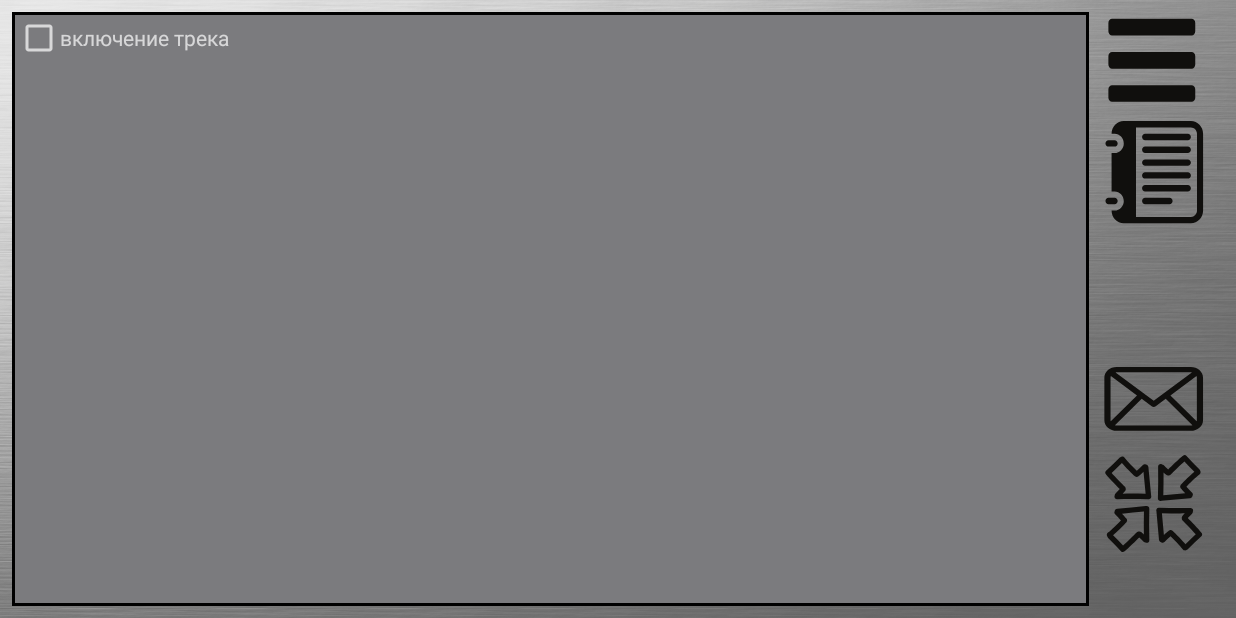
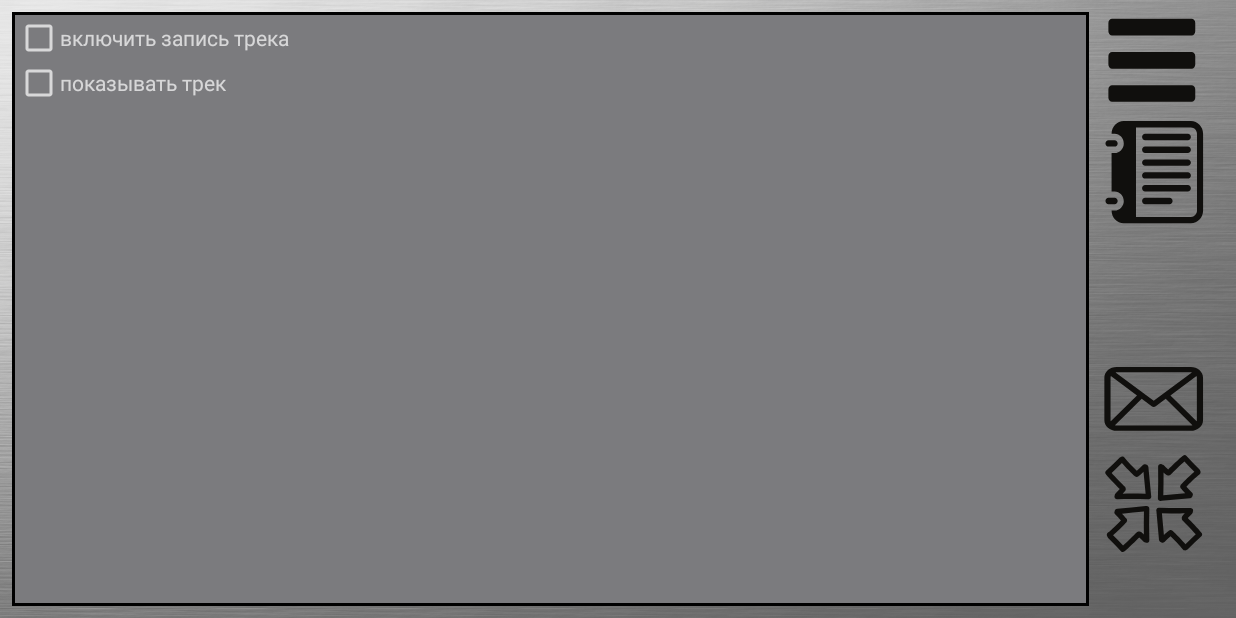
Before and after one commit to pingvn/PDA, an Android app: the screen it shows after launch (MainActivity), after a tap on an icon or button, on a phone screen of 824 x 412 dp (held sideways). Run offline under Robolectric (Android 15) with nearby library versions, the phone set to English and light mode, and no system bars; libraries missing offline, so code that uses them is left out: io.realm, org.osmdroid.api, org.osmdroid.tileprovider, org.osmdroid.util, org.osmdroid.views; 18 statements that could not run were skipped.

Commit message:
комен

```diff
--- a/app/src/main/java/ru/ping/pda/Fragments/MapFragment.kt
+++ b/app/src/main/java/ru/ping/pda/Fragments/MapFragment.kt
@@ -34,8 +34,6 @@ var fistrun: Boolean = true
 
 class MapFragment : Fragment() {
 
-    //var track:GPS_Data_Track = GPS_Data_Track("",0.0,0.0)
-    // это сгенерированный код
     private var param_track: Boolean? = null
     private var param2: String? = null
     private var listener: MapFragment.OnFragmentInteractionListener? = null
--- a/app/src/main/java/ru/ping/pda/Fragments/SettingsFragment.kt
+++ b/app/src/main/java/ru/ping/pda/Fragments/SettingsFragment.kt
@@ -1,31 +1,24 @@
 package ru.ping.pda.Fragments
 
 import android.content.Context
-import android.net.Uri
 import android.os.Bundle
 import androidx.fragment.app.Fragment
 import android.view.LayoutInflater
 import android.view.View
 import android.view.ViewGroup
-import android.widget.TextView
+import android.widget.CheckBox
+import ru.ping.pda.R
 
-import ru.ping.pda.R
-import ru.ping.pda.Utils.UserID
-
-private const val ARG_PARAM1 = "param1"
-private const val ARG_PARAM2 = "param2"
 
 class SettingsFragment : Fragment() {
-    private var param1: String? = null
-    private var param2: String? = null
-    private var listener: OnFragmentInteractionListener? = null
+    private var listener: OnFragmentSettingsListener? = null
+    var chexBoxTreck: CheckBox? = null
+    var checkBoxLine: CheckBox? = null
+
 
     override fun onCreate(savedInstanceState: Bundle?) {
         super.onCreate(savedInstanceState)
-        arguments?.let {
-            param1 = it.getString(ARG_PARAM1)
-            param2 = it.getString(ARG_PARAM2)
-        }
+
     }
 
     override fun onCreateView(
@@ -33,17 +26,18 @@ class SettingsFragment : Fragment() {
         savedInstanceState: Bundle?
     ): View? {
         val mView = inflater.inflate(R.layout.fragment_settings, container, false)
-        //------------------------------------------------------------------------------------------
+        initElement(mView)
+        return mView
+    }
 
-        //  val imaiText = mView.findViewById<TextView>(R.id.id_text_imei)
-        //var userid:UserID = UserID()
-       // imaiText.text=userid.generateUSserID(mView.context)
-        return mView
+    fun initElement(view: View) {
+        checkBoxLine = view.findViewById(R.id.id_Settings_check_line)
+        chexBoxTreck = view.findViewById(R.id.id_Settings_check_track)
     }
 
     override fun onAttach(context: Context) {
         super.onAttach(context)
-        if (context is OnFragmentInteractionListener) {
+        if (context is OnFragmentSettingsListener) {
             listener = context
         } else {
             throw RuntimeException(context.toString() + " must implement OnFragmentInteractionListener")
@@ -56,19 +50,9 @@ class SettingsFragment : Fragment() {
     }
 
 
-    interface OnFragmentInteractionListener {
+    interface OnFragmentSettingsListener {
         // TODO: Update argument type and name
-        fun onFragmentInteraction(uri: Uri)
+        fun onFragmentSettings(id:Int, value:Boolean)
     }
 
-    companion object {
-        @JvmStatic
-        fun newInstance(param1: String, param2: String) =
-            SettingsFragment().apply {
-                arguments = Bundle().apply {
-                    putString(ARG_PARAM1, param1)
-                    putString(ARG_PARAM2, param2)
-                }
-            }
-    }
 }
--- a/app/src/main/java/ru/ping/pda/MainActivity.kt
+++ b/app/src/main/java/ru/ping/pda/MainActivity.kt
@@ -8,53 +8,67 @@ import android.preference.PreferenceManager
 import android.view.View
 import android.view.WindowManager
 import android.widget.Button
+import io.realm.Realm
 import ru.ping.pda.Fragments.MapFragment
 import ru.ping.pda.Fragments.SettingsFragment
-class MainActivity : AppCompatActivity(), MapFragment.OnFragmentInteractionListener, SettingsFragment.OnFragmentInteractionListener,
+
+class MainActivity : AppCompatActivity(), MapFragment.OnFragmentInteractionListener, SettingsFragment.OnFragmentSettingsListener,
     View.OnClickListener {
 
+    //кнопки----------------------------------------------------------------------------------------
     lateinit var menu_Button: Button
     lateinit var record_Button: Button
     lateinit var mail_Button: Button
     lateinit var position_Button: Button
-
+    //----------------------------------------------------------------------------------------------
+    //виды запуска фрагмента------------------------------------------------------------------------
     val FRAGMENT_MAP_NEW = "mew"
     val FRAGMENT_MAP_REFRESH = "refresh"
+    //----------------------------------------------------------------------------------------------
+    override fun onFragmentInteraction(uri: Uri) {
+    }
 
-
-    override fun onFragmentInteraction(uri: Uri) {
-        TODO("not implemented") //To change body of created functions use File | Settings | File Templates.
+    override fun onFragmentSettings(id: Int, value: Boolean){
     }
+    //----------------------------------------------------------------------------------------------
 
     override fun onCreate(savedInstanceState: Bundle?) {
         super.onCreate(savedInstanceState)
+        //установка в полноэкранный режим---------------
         window.setFlags(
             WindowManager.LayoutParams.FLAG_FULLSCREEN,
             WindowManager.LayoutParams.FLAG_FULLSCREEN
         )
+        //----------------------------------------------
         setContentView(R.layout.activity_main)
-        initElements()
-        runFragment(FRAGMENT_MAP_NEW)
+
+        initElements()//инициализация элементов
+        runFragment(FRAGMENT_MAP_NEW)//запуск фрагмета с картами
     }
 
-
+    //Обработка нажатия кнопок----------------------------------------------------------------------
     override fun onClick(v: View?) {
         when (v?.id) {
+            //нажатие кнопки меню
             R.id.id_button_PDA_MENU -> {
                 supportFragmentManager.beginTransaction().replace(R.id.id_Conteiner_Fragment,SettingsFragment()).commit()
             }
+            //нажатие кнопки определения позиции
             R.id.id_button_PDA_POSITION -> {
                 runFragment(FRAGMENT_MAP_REFRESH)
             }
         }
     }
 
-    //-------------------------------------------------------------------------------------------------------------
+    //----------------------------------------------------------------------------------------------
+    //здесь инициализируються компаненты главного экрана
     fun initElements() {
         org.osmdroid.config.Configuration.getInstance().load(
             applicationContext,
             PreferenceManager.getDefaultSharedPreferences(applicationContext)
         )
+        //Realm
+        Realm.init(this)
         //инициализация кнопок
         menu_Button = findViewById(R.id.id_button_PDA_MENU)
         record_Button = findViewById(R.id.id_button_PDA_QUEST)
@@ -66,7 +80,8 @@ class MainActivity : AppCompatActivity(), MapFragment.OnFragmentInteractionListe
         mail_Button.setOnClickListener(this)
         position_Button.setOnClickListener(this)
     }
-
+    //----------------------------------------------------------------------------------------------
+    //запуск фрагментов-----------------------------------------------------------------------------
     fun runFragment(run_parametr: String) {
         when (run_parametr) {
             FRAGMENT_MAP_NEW -> {
@@ -80,4 +95,5 @@ class MainActivity : AppCompatActivity(), MapFragment.OnFragmentInteractionListe
         }
 
     }
+    //----------------------------------------------------------------------------------------------
 }
--- a/app/src/main/res/layout-land/fragment_settings.xml
+++ b/app/src/main/res/layout-land/fragment_settings.xml
@@ -10,26 +10,37 @@
     <LinearLayout
         android:layout_width="match_parent"
         android:layout_height="match_parent"
-        android:layout_weight="2">
+        android:layout_weight="2"
+        android:orientation="vertical">
 
         <LinearLayout
-            android:layout_width="match_parent"
-            android:layout_height="match_parent"
-            android:orientation="vertical">
-            <LinearLayout
-                android:layout_width="match_parent"
-                android:layout_height="match_parent">
+            android:layout_width="wrap_content"
+            android:layout_height="wrap_content">
+
             <CheckBox
                 android:id="@+id/id_Settings_check_track"
                 android:layout_width="30dp"
-                    android:layout_height="30dp"
-                    />
+                android:layout_height="30dp" />
+
             <TextView
                 android:layout_width="wrap_content"
                 android:layout_height="wrap_content"
-                    android:text="включение трека"/>
+                android:text="включить запись трека" />
         </LinearLayout>
 
+        <LinearLayout
+            android:layout_width="wrap_content"
+            android:layout_height="wrap_content">
+
+            <CheckBox
+                android:id="@+id/id_Settings_check_line"
+                android:layout_width="30dp"
+                android:layout_height="30dp" />
+
+            <TextView
+                android:layout_width="wrap_content"
+                android:layout_height="wrap_content"
+                android:text="показывать трек" />
         </LinearLayout>
     </LinearLayout>
 
--- a/build.gradle
+++ b/build.gradle
@@ -8,7 +8,7 @@ buildscript {
 
     }
     dependencies {
-        classpath 'com.android.tools.build:gradle:3.5.1'
+        classpath 'com.android.tools.build:gradle:3.5.2'
         classpath "org.jetbrains.kotlin:kotlin-gradle-plugin:$kotlin_version"
         classpath 'com.google.gms:google-services:4.2.0'
         classpath "io.realm:realm-gradle-plugin:6.0.0"
```
Also changed, not shown: app/src/main/java/ru/ping/pda/Data_Model/Settings_data.java (added, +42 -0 lines), app/src/main/java/ru/ping/pda/Utils/ControlPerferance.kt (+12 -1 lines), app/src/main/java/ru/ping/pda/Utils/GPS_DATA_RW.kt (+9 -7 lines), 1 other file. Lines whose indentation alone changed are shown as unchanged.
